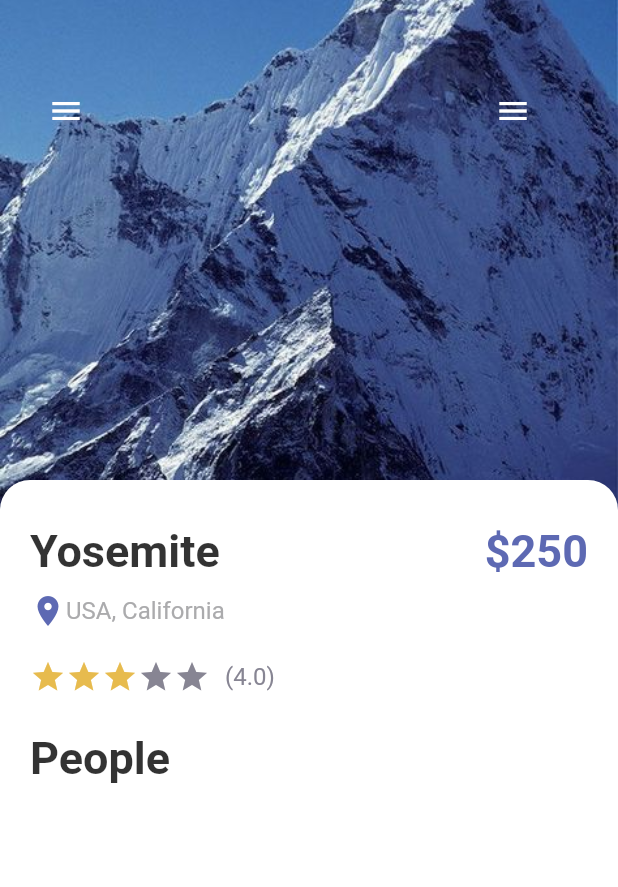
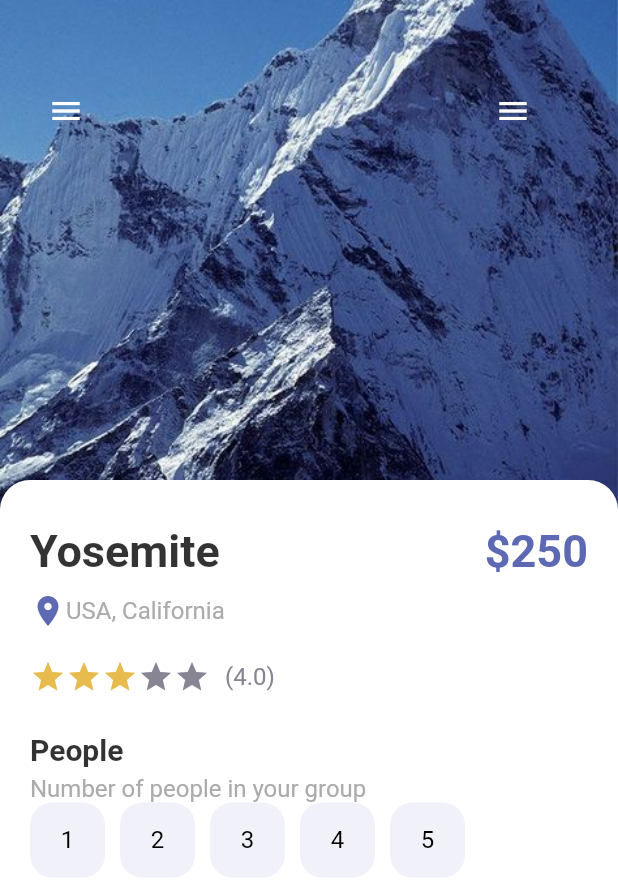
Before and after one commit to Sir-Nath/Travel_App, a Flutter app: the screen it shows after launch, on a phone screen of 412 x 824 dp. Shown: the top 887 px of the screen. Run offline on Flutter 3.47's test engine with Material 2 defaults, Android fonts, the phone set to English and light mode, and no system bars.

Commit message:
fourth commit

```diff
--- a/lib/pages/detail_page.dart
+++ b/lib/pages/detail_page.dart
@@ -4,6 +4,7 @@ import'package:flutter/material.dart';
 import 'package:travel_app/misc/colors.dart';
 import 'package:travel_app/widgets/app_text.dart';
 
+import '../widgets/app_button.dart';
 import '../widgets/app_large_text.dart';
 class DetailPage extends StatefulWidget {
   const DetailPage({Key? key}) : super(key: key);
@@ -14,6 +15,7 @@ class DetailPage extends StatefulWidget {
 
 class _DetailPageState extends State<DetailPage> {
   int gottenStars = 3;
+  int selectedIndex = -1;
   @override
   Widget build(BuildContext context) {
     return Scaffold(
@@ -67,7 +69,7 @@ class _DetailPageState extends State<DetailPage> {
                 ),
                 width: MediaQuery.of(context).size.width,
                 height: 500,
-                decoration: BoxDecoration(
+                decoration: const BoxDecoration(
                   color: Colors.white,
                   borderRadius: BorderRadius.only(
                     topLeft: Radius.circular(20),
@@ -113,7 +115,31 @@ class _DetailPageState extends State<DetailPage> {
                     SizedBox(
                       height: 25,
                     ),
-                    AppLargeText(text: 'People',color: Colors.black.withOpacity(0.8),)
+                    AppLargeText(text: 'People',color: Colors.black.withOpacity(0.8),size: 20),
+                    SizedBox(height: 5,),
+                    AppText(text: 'Number of people in your group',color: AppColors.mainTextColor,),
+                    Wrap(
+                      children: List.generate(5, (index){
+                        return InkWell(
+                          onTap: (){
+                            setState(() {
+                              selectedIndex = index;
+                            });
+                          },
+                          child: Container(
+                            margin: const EdgeInsets.only(right: 10),
+                            child: AppButton(size: 50,
+                                color: selectedIndex==index? Colors.white: Colors.black,
+                                backgroundColor: selectedIndex==index? Colors.black: AppColors.buttonBackground,
+                                borderColor: selectedIndex==index? Colors.black: AppColors.buttonBackground,
+                              text: (index+1).toString(),
+                            ),
+                          ),
+                        );
+
+                      }),
+                    ),
+                    SizedBox(height: 10,),
                   ],
                 ),
               )
--- /dev/null
+++ b/lib/widgets/app_button.dart
@@ -0,0 +1,36 @@
+import 'package:flutter/material.dart';
+import 'package:travel_app/misc/colors.dart';
+import 'package:travel_app/widgets/app_text.dart';
+
+class AppButton extends StatelessWidget {
+  final Color color;
+  String? text;
+  IconData? icon;
+  final Color backgroundColor;
+  double size;
+  final Color borderColor;
+  bool? isIcon;
+
+  AppButton({Key? key,
+    this.isIcon = false,
+    this.text = 'Hi',
+    this.icon,
+    required this.size,
+    required this.color,
+    required this.backgroundColor,
+    required this.borderColor}) : super(key: key);
+
+  @override
+  Widget build(BuildContext context) {
+    return Container(
+      width: size,
+      height: size,
+      decoration: BoxDecoration(
+        border: Border.all(color: borderColor, width: 1.0),
+          borderRadius: BorderRadius.circular(15),
+          color: backgroundColor
+      ),
+      child:  isIcon == false? Center(child: AppText(text: text!, color: color)):Center(child: Icon(icon, color: color,))
+    );
+  }
+}
```
